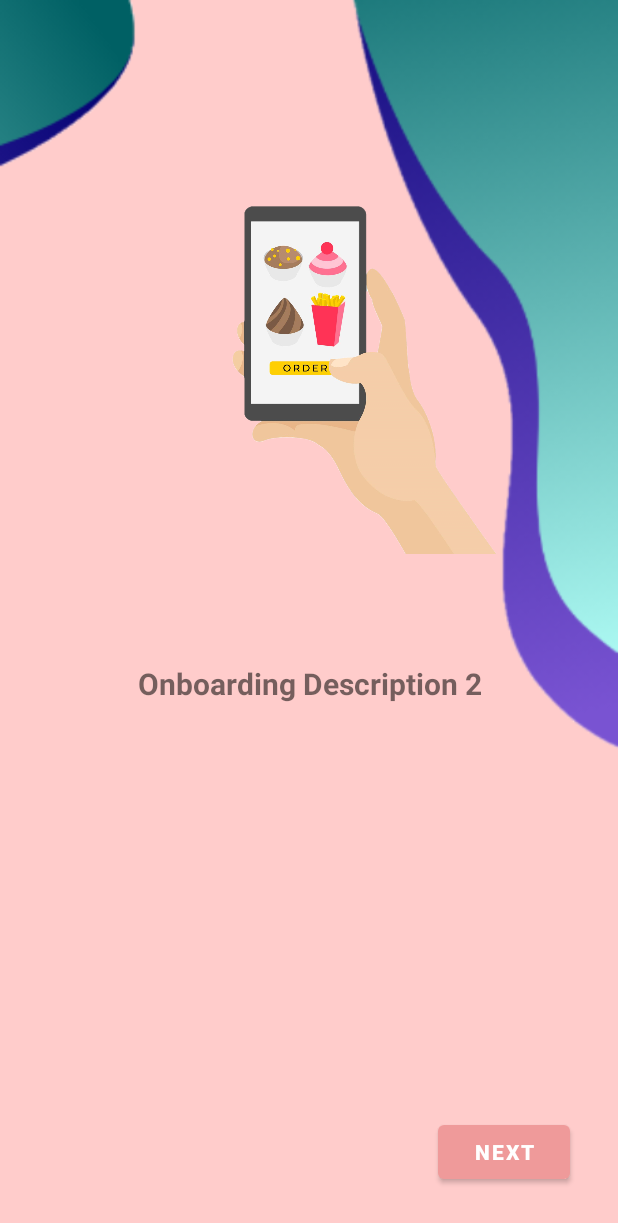
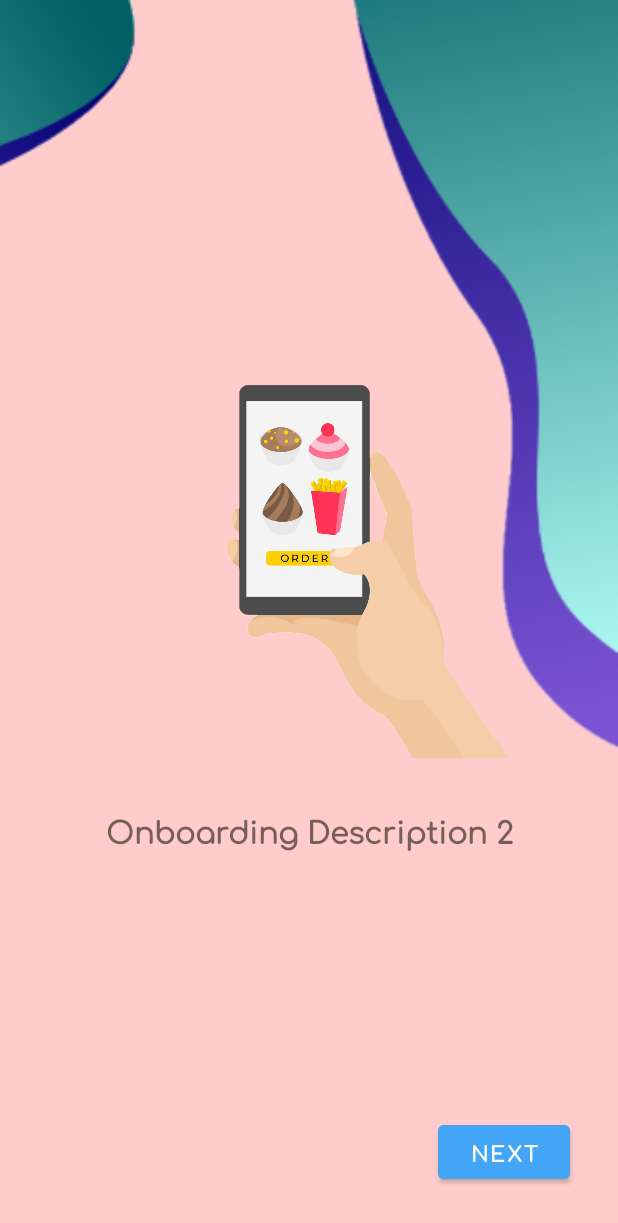
Before and after one commit to SerapErcel/FoodStore, an Android app: the screen it shows after launch (StarterActivity), after a tap on "NEXT", on a phone screen of 412 x 824 dp. Shown: the top 1223 px of the screen. Run offline under Robolectric (Android 15) with nearby library versions, the phone set to English and light mode, and no system bars; our stand-ins replace Dagger/Hilt's generated code, Firebase (no records; nobody signed in at launch, a user with empty details on screens opened directly).

Commit message:
Fix onBoarding screens design

```diff
--- a/app/src/main/res/layout/fragment_second.xml
+++ b/app/src/main/res/layout/fragment_second.xml
@@ -11,49 +11,42 @@
         android:id="@+id/imageView1"
         android:layout_width="91dp"
         android:layout_height="113dp"
+        android:contentDescription="@string/design"
         android:scaleType="fitXY"
         android:src="@drawable/onboarding2"
         app:layout_constraintStart_toStartOf="parent"
-        app:layout_constraintTop_toTopOf="parent"
-        android:contentDescription="@string/design" />
+        app:layout_constraintTop_toTopOf="parent" />
 
-    <!--
-    <com.airbnb.lottie.LottieAnimationView
-        android:id="@+id/lottieAnimationView2"
-        android:layout_width="300dp"
-        android:layout_height="300dp"
-        android:layout_marginTop="64dp"
-        android:elevation="5dp"
-        app:layout_constraintEnd_toEndOf="parent"
-        app:layout_constraintStart_toStartOf="parent"
-        app:layout_constraintTop_toTopOf="parent"
-        app:lottie_autoPlay="true"
-        app:lottie_rawRes="@raw/third_animation" />
-    -->
 
     <ImageView
         android:id="@+id/ivOrder"
-        android:layout_width="250dp"
+        android:layout_width="0dp"
         android:layout_height="250dp"
-        android:layout_marginTop="128dp"
+        android:contentDescription="@string/design"
         android:elevation="5dp"
         android:src="@drawable/order"
+        app:layout_constraintBottom_toTopOf="@+id/onboardingDesc2"
         app:layout_constraintEnd_toEndOf="parent"
+        app:layout_constraintHorizontal_bias="0.5"
         app:layout_constraintStart_toStartOf="parent"
         app:layout_constraintTop_toTopOf="parent"
-        android:contentDescription="@string/design" />
+        app:layout_constraintVertical_chainStyle="packed" />
 
     <TextView
         android:id="@+id/onboardingDesc2"
-        android:layout_width="wrap_content"
+        android:layout_width="0dp"
         android:layout_height="wrap_content"
-        android:layout_marginTop="64dp"
+        android:layout_marginStart="32dp"
+        android:layout_marginTop="32dp"
+        android:layout_marginEnd="32dp"
+        android:fontFamily="@font/comfortaa"
         android:text="@string/onboarding_description_2"
         android:textAlignment="center"
         android:textSize="20sp"
         android:textStyle="bold"
+        app:layout_constraintBottom_toBottomOf="parent"
         app:layout_constraintEnd_toEndOf="parent"
-        app:layout_constraintHorizontal_bias="0.500"
+        app:layout_constraintHorizontal_bias="0.5"
         app:layout_constraintStart_toStartOf="parent"
         app:layout_constraintTop_toBottomOf="@+id/ivOrder" />
 
@@ -63,6 +56,8 @@
         android:layout_height="wrap_content"
         android:layout_marginEnd="32dp"
         android:layout_marginBottom="32dp"
+        android:backgroundTint="@color/secondaryColor"
+        android:fontFamily="@font/comfortaa"
         android:text="@string/next"
         android:textStyle="bold"
         app:layout_constraintBottom_toBottomOf="parent"
@@ -72,10 +67,10 @@
         android:id="@+id/imageView2"
         android:layout_width="189dp"
         android:layout_height="501dp"
+        android:contentDescription="@string/design"
         android:scaleType="fitEnd"
         android:src="@drawable/onboarding3"
         app:layout_constraintEnd_toEndOf="parent"
-        app:layout_constraintTop_toTopOf="parent"
-        android:contentDescription="@string/design" />
+        app:layout_constraintTop_toTopOf="parent" />
 
 </androidx.constraintlayout.widget.ConstraintLayout>
```
Also changed, not shown: app/src/main/res/layout/fragment_first.xml (+15 -7 lines), app/src/main/res/layout/fragment_third.xml (+16 -23 lines).
